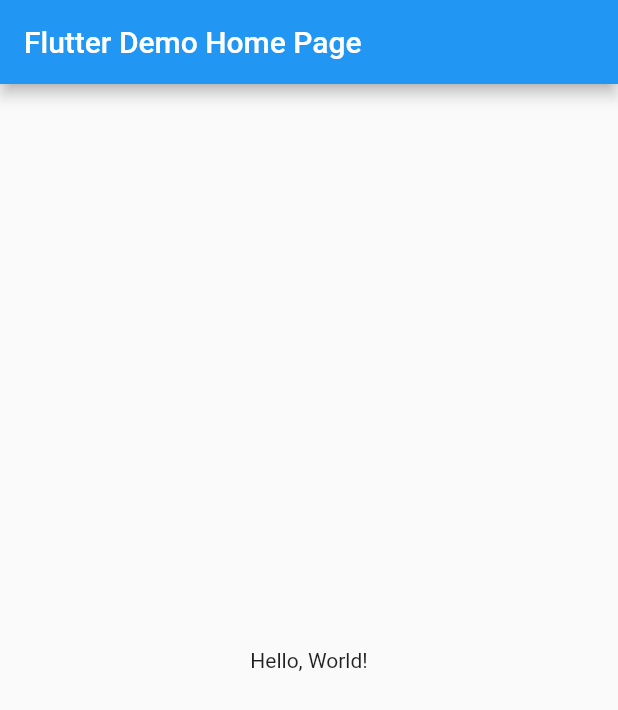
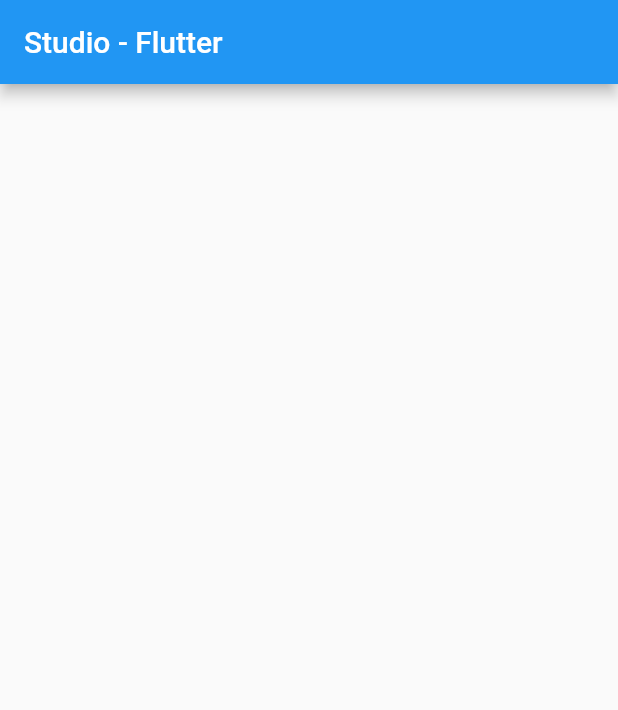
Before and after one commit to sleepypinks/flutter, a Flutter app: the screen it shows after launch, on a phone screen of 412 x 824 dp. Shown: the top 710 px of the screen. Run offline on Flutter 3.47's test engine with Material 2 defaults, Android fonts, the phone set to English and light mode, and no system bars.

```diff
--- a/lib/main.dart
+++ b/lib/main.dart
@@ -1,5 +1,5 @@
 import 'package:flutter/material.dart';
-import 'recipes.dart';
+import 'menu_data.dart';
 
 void main() => runApp(MyApp());
 
@@ -9,14 +9,14 @@ class MyApp extends StatelessWidget {
   Widget build(BuildContext context) {
     return MaterialApp(
       // Application name
-      title: 'Flutter Hello World',
+      title: 'Studio - Flutter',
       // Application theme data, you can set the colors for the application as
       // you want
       theme: ThemeData(
         primarySwatch: Colors.blue,
       ),
       // A widget which will be started on application startup
-      home: MyHomePage(title: 'Flutter Demo Home Page'),
+      home: MyHomePage(title: 'Studio - Flutter'),
     );
   }
 }
@@ -32,11 +32,6 @@ class MyHomePage extends StatelessWidget {
         // The title text which will be shown on the action bar
         title: Text(title),
       ),
-      body: Center(
-        child: Text(
-          'Hello, World!',
-        ),
-      ),
     );
   }
 }
```
Also changed, not shown: lib/menu_data.dart (renamed from lib/recipes.dart).
